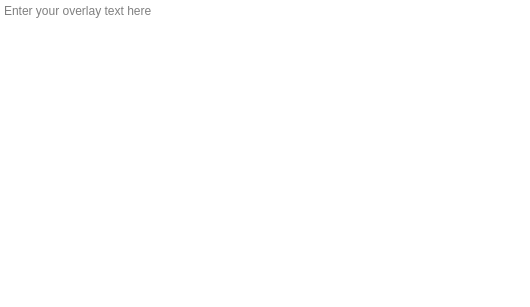
Above: src/display/qt/dialogs/ui/overlay_dialog.ui from mrehkopf/vcs before the change. Below: the same form after it.
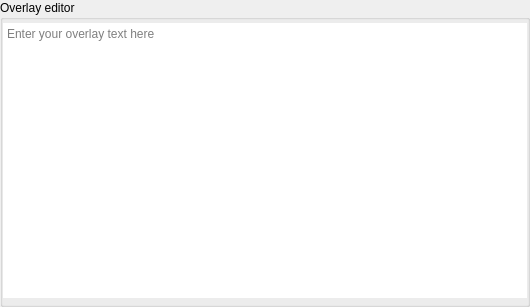
That is the form after the change.

Patch:
```diff
--- a/src/display/qt/dialogs/ui/overlay_dialog.ui
+++ b/src/display/qt/dialogs/ui/overlay_dialog.ui
@@ -30,6 +30,27 @@
     <number>0</number>
    </property>
    <item>
+    <widget class="QGroupBox" name="groupBox">
+     <property name="title">
+      <string>Overlay editor</string>
+     </property>
+     <layout class="QVBoxLayout" name="verticalLayout_2">
+      <property name="spacing">
+       <number>3</number>
+      </property>
+      <property name="leftMargin">
+       <number>0</number>
+      </property>
+      <property name="topMargin">
+       <number>3</number>
+      </property>
+      <property name="rightMargin">
+       <number>0</number>
+      </property>
+      <property name="bottomMargin">
+       <number>6</number>
+      </property>
+      <item>
     <widget class="QPlainTextEdit" name="plainTextEdit">
      <property name="sizePolicy">
       <sizepolicy hsizetype="Expanding" vsizetype="Expanding">
@@ -49,6 +70,9 @@
      <property name="placeholderText">
       <string>Enter your overlay text here</string>
      </property>
+       </widget>
+      </item>
+     </layout>
     </widget>
    </item>
   </layout>
```
Lines whose indentation alone changed are shown as unchanged.
